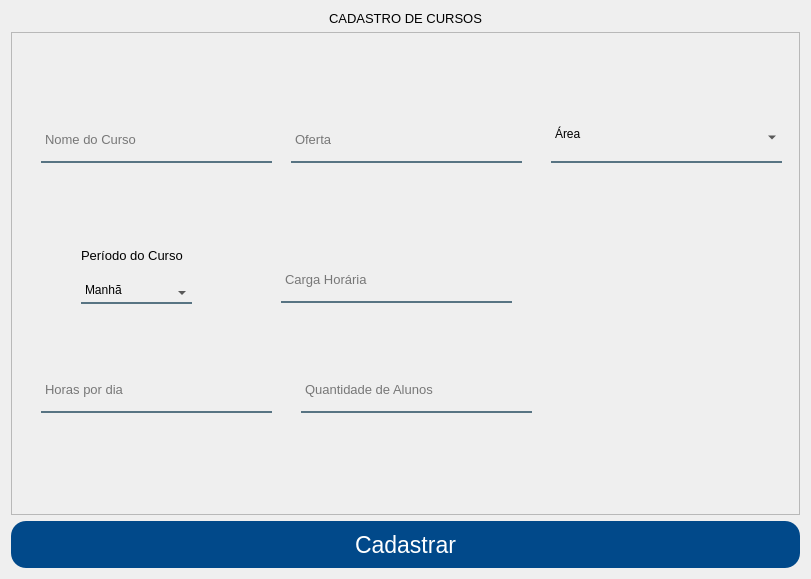
This is App/view/ui/cadastroCurso.ui in Senac-SOR-ADS/Mapa-de-Sala as Qt 5 draws it before an edit. The edited form follows.
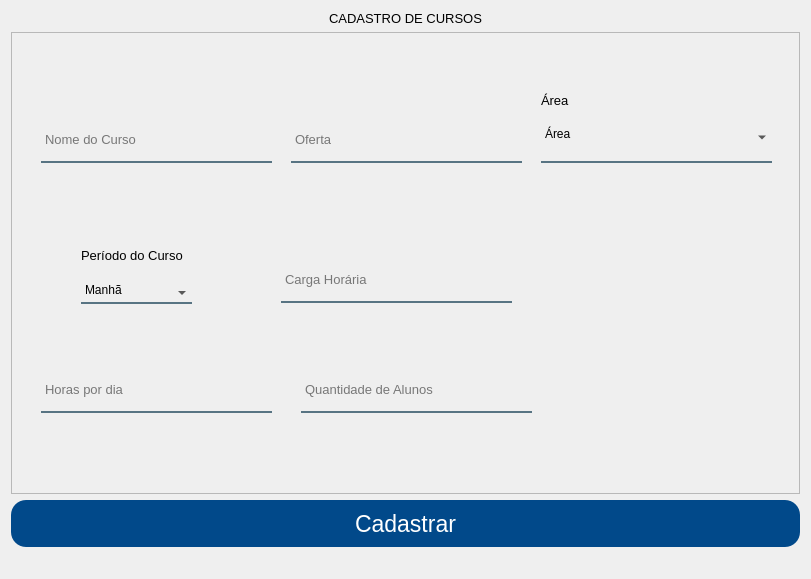
This is the edited form.

Commit message: respostas cadas curso

```diff
--- a/App/view/ui/cadastroCurso.ui
+++ b/App/view/ui/cadastroCurso.ui
@@ -31,6 +31,10 @@
 
 #btnCadastrarCurso:hover {
 	background-color: #f6921e;
+}
+
+#respostas {
+	color: red;
 }</string>
   </property>
   <layout class="QVBoxLayout" name="verticalLayout">
@@ -164,27 +168,6 @@
        </property>
       </item>
      </widget>
-     <widget class="QComboBox" name="campoArea">
-      <property name="geometry">
-       <rect>
-        <x>540</x>
-        <y>80</y>
-        <width>231</width>
-        <height>51</height>
-       </rect>
-      </property>
-      <property name="font">
-       <font>
-        <pointsize>10</pointsize>
-       </font>
-      </property>
-      <property name="editable">
-       <bool>true</bool>
-      </property>
-      <property name="currentText">
-       <string>Área</string>
-      </property>
-     </widget>
      <widget class="QLineEdit" name="ofertaCurso">
       <property name="geometry">
        <rect>
@@ -281,6 +264,45 @@
        <string>Horas por dia</string>
       </property>
      </widget>
+     <widget class="QComboBox" name="campoArea">
+      <property name="geometry">
+       <rect>
+        <x>530</x>
+        <y>80</y>
+        <width>231</width>
+        <height>51</height>
+       </rect>
+      </property>
+      <property name="font">
+       <font>
+        <pointsize>10</pointsize>
+       </font>
+      </property>
+      <property name="editable">
+       <bool>true</bool>
+      </property>
+      <property name="currentText">
+       <string>Área</string>
+      </property>
+     </widget>
+     <widget class="QLabel" name="label_2">
+      <property name="geometry">
+       <rect>
+        <x>530</x>
+        <y>60</y>
+        <width>55</width>
+        <height>16</height>
+       </rect>
+      </property>
+      <property name="font">
+       <font>
+        <pointsize>10</pointsize>
+       </font>
+      </property>
+      <property name="text">
+       <string>Área</string>
+      </property>
+     </widget>
     </widget>
    </item>
    <item>
@@ -301,6 +323,21 @@
      </property>
     </widget>
    </item>
+   <item>
+    <widget class="QLabel" name="respostas">
+     <property name="font">
+      <font>
+       <pointsize>10</pointsize>
+      </font>
+     </property>
+     <property name="text">
+      <string/>
+     </property>
+     <property name="alignment">
+      <set>Qt::AlignCenter</set>
+     </property>
+    </widget>
+   </item>
   </layout>
  </widget>
  <tabstops>
```
The commit also changes 1 other file.
